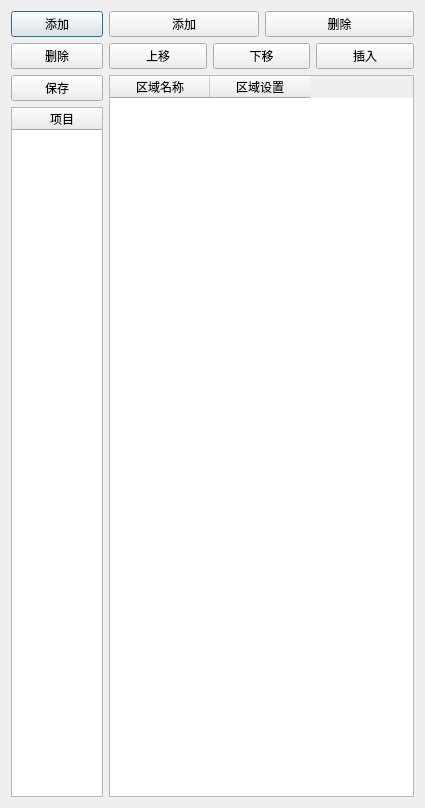
This is DllParam/QParamTem.ui in Wandaming/WANDAMING as Qt 5 draws it before an edit. The edited form follows.
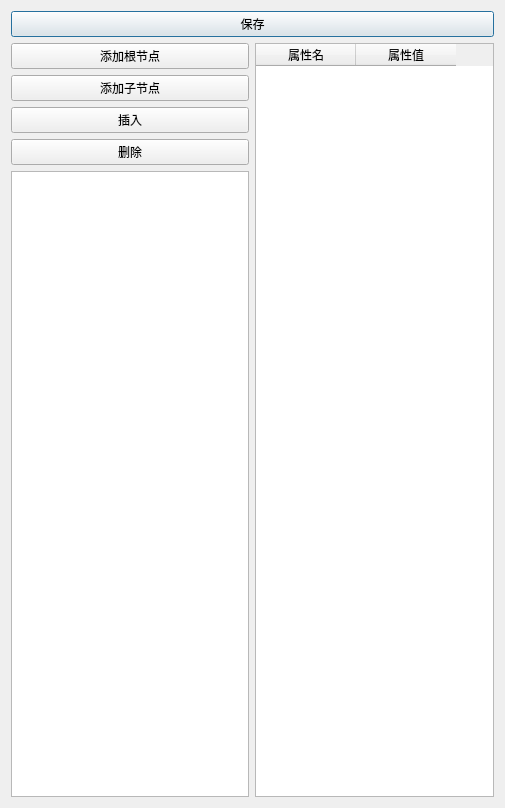
This is the edited form.

```diff
--- a/DllParam/QParamTem.ui
+++ b/DllParam/QParamTem.ui
@@ -6,117 +6,94 @@
    <rect>
     <x>0</x>
     <y>0</y>
-    <width>425</width>
+    <width>505</width>
     <height>808</height>
    </rect>
   </property>
   <property name="windowTitle">
    <string>QParamTem</string>
   </property>
-  <layout class="QHBoxLayout" name="horizontalLayout" stretch="3,10">
+  <layout class="QVBoxLayout" name="verticalLayout_3">
    <item>
-    <layout class="QVBoxLayout" name="verticalLayout_4" stretch="1,100">
+    <layout class="QHBoxLayout" name="horizontalLayout_2">
      <item>
-      <layout class="QVBoxLayout" name="verticalLayout_2">
-       <item>
-        <widget class="QPushButton" name="pB_addProj">
-         <property name="text">
-          <string>添加</string>
-         </property>
-        </widget>
-       </item>
-       <item>
-        <widget class="QPushButton" name="pB_delProj">
-         <property name="text">
-          <string>删除</string>
-         </property>
-        </widget>
-       </item>
-       <item>
-        <widget class="QPushButton" name="pB_save">
-         <property name="text">
-          <string>保存</string>
-         </property>
-        </widget>
-       </item>
-      </layout>
-     </item>
-     <item>
-      <widget class="QTableWidget" name="tableW_proj">
-       <attribute name="horizontalHeaderVisible">
-        <bool>true</bool>
-       </attribute>
-       <attribute name="verticalHeaderVisible">
-        <bool>false</bool>
-       </attribute>
-       <column>
-        <property name="text">
-         <string>项目</string>
-        </property>
-       </column>
+      <widget class="QPushButton" name="pB_save">
+       <property name="text">
+        <string>保存</string>
+       </property>
       </widget>
      </item>
     </layout>
    </item>
    <item>
-    <layout class="QVBoxLayout" name="verticalLayout_3">
+    <layout class="QHBoxLayout" name="horizontalLayout">
      <item>
-      <layout class="QVBoxLayout" name="verticalLayout">
+      <layout class="QVBoxLayout" name="verticalLayout_2">
        <item>
-        <layout class="QHBoxLayout" name="horizontalLayout_2">
+        <layout class="QVBoxLayout" name="verticalLayout">
          <item>
-          <widget class="QPushButton" name="pB_reg">
+          <widget class="QPushButton" name="pB_addProj">
            <property name="text">
-            <string>添加</string>
+            <string>添加根节点</string>
            </property>
           </widget>
          </item>
          <item>
-          <widget class="QPushButton" name="pB_delReg">
+          <widget class="QPushButton" name="pB_addReg">
            <property name="text">
-            <string>删除</string>
+            <string>添加子节点</string>
            </property>
           </widget>
          </item>
-        </layout>
-       </item>
-       <item>
-        <layout class="QHBoxLayout" name="horizontalLayout_3">
          <item>
-          <widget class="QPushButton" name="pB_moveUp">
-           <property name="text">
-            <string>上移</string>
-           </property>
-          </widget>
-         </item>
-         <item>
-          <widget class="QPushButton" name="pB_moveDown">
-           <property name="text">
-            <string>下移</string>
-           </property>
-          </widget>
-         </item>
-         <item>
-          <widget class="QPushButton" name="pB_insert">
+          <widget class="QPushButton" name="pB_insertReg">
            <property name="text">
             <string>插入</string>
            </property>
           </widget>
          </item>
+         <item>
+          <widget class="QPushButton" name="pB_del">
+           <property name="text">
+            <string>删除</string>
+           </property>
+          </widget>
+         </item>
         </layout>
        </item>
+       <item>
+        <widget class="QTreeWidget" name="treeW">
+         <property name="autoScrollMargin">
+          <number>16</number>
+         </property>
+         <attribute name="headerVisible">
+          <bool>false</bool>
+         </attribute>
+         <attribute name="headerDefaultSectionSize">
+          <number>31</number>
+         </attribute>
+         <column>
+          <property name="text">
+           <string notr="true">1</string>
+          </property>
+         </column>
+        </widget>
+       </item>
       </layout>
      </item>
      <item>
-      <widget class="QTableWidget" name="tableW_reg">
+      <widget class="QTableWidget" name="tableW_data">
+       <attribute name="verticalHeaderVisible">
+        <bool>false</bool>
+       </attribute>
        <column>
         <property name="text">
-         <string>区域名称</string>
+         <string>属性名</string>
         </property>
        </column>
        <column>
         <property name="text">
-         <string>区域设置</string>
+         <string>属性值</string>
         </property>
        </column>
       </widget>
```
